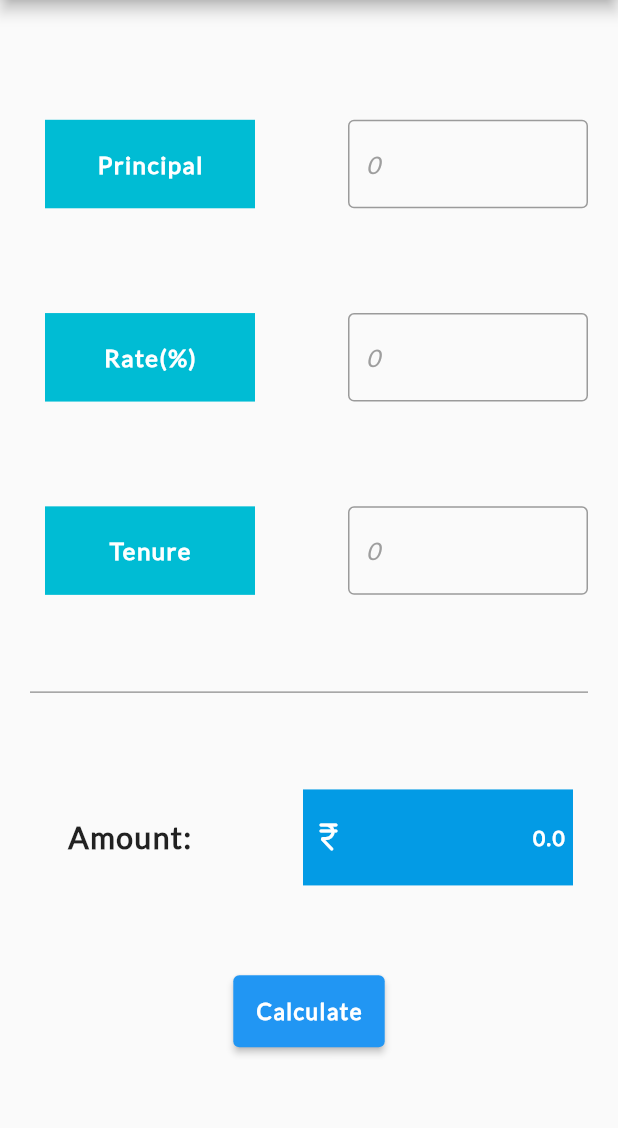
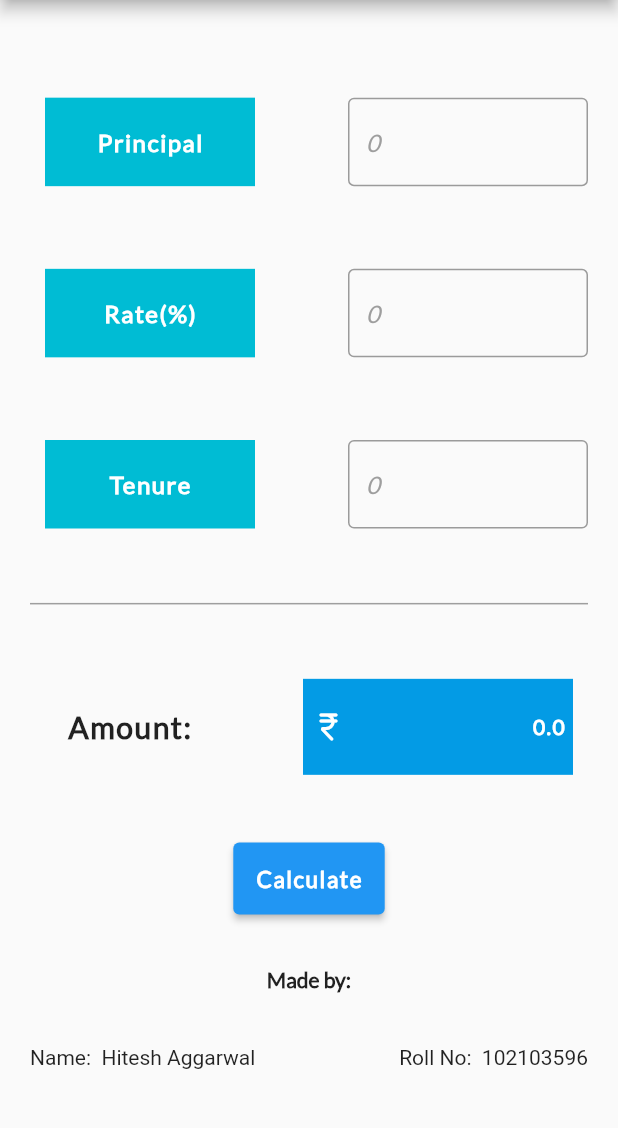
Before and after one commit to Hitesh-Aggarwal/sip_calculator, a Flutter app: the screen it shows after launch, on a phone screen of 412 x 824 dp, the part 84-1212 px from its top. Run offline on Flutter 3.47's test engine with Material 2 defaults, Android fonts, the phone set to English and light mode, and no system bars.

Commit message:
minor changes

```diff
--- a/lib/main.dart
+++ b/lib/main.dart
@@ -1,5 +1,4 @@
 import 'package:flutter/material.dart';
-import 'package:flutter/services.dart';
 import 'MyTextBox.dart';
 
 void main() => runApp(const MaterialApp(
@@ -183,6 +182,18 @@ class _HomeState extends State<Home> {
                 ),
               ),
             ),
+            const Text("Made by:",
+            style: TextStyle(
+              fontWeight: FontWeight.bold,
+              fontFamily: "Lato",
+            ),),
+            Row(
+              mainAxisAlignment: MainAxisAlignment.spaceBetween,
+              children: const <Widget>[
+                Text("Name:  Hitesh Aggarwal"),
+                Text("Roll No:  102103596"),
+              ],
+            )
           ],
         ),
       ),
```
